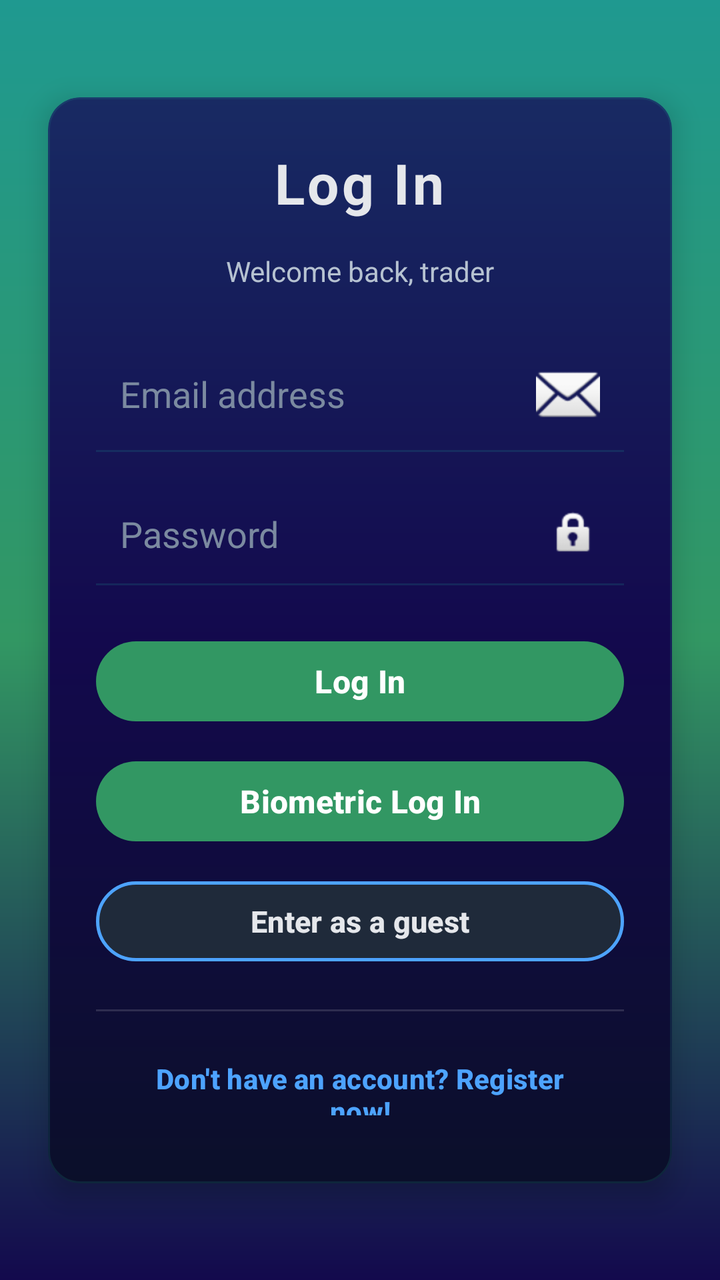
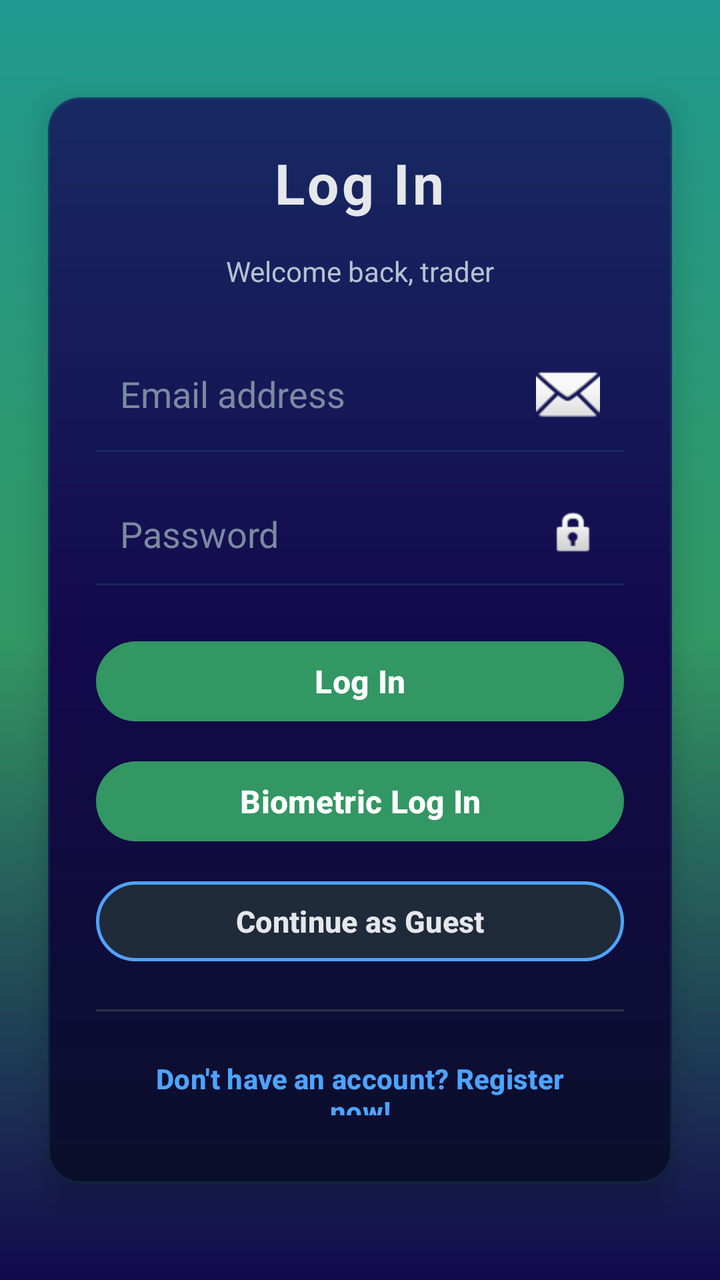

The first picture is an Android layout as it rendered before a commit; the second is the same layout after the commit. The layout source and the unified diff follow.
<!-- AndroidManifest.xml: application theme Theme.Chart -->
<!-- res/layout/activity_auth_login.xml -->
<?xml version="1.0" encoding="utf-8"?>
<androidx.constraintlayout.widget.ConstraintLayout
    xmlns:android="http://schemas.android.com/apk/res/android"
    xmlns:app="http://schemas.android.com/apk/res-auto"
    xmlns:tools="http://schemas.android.com/tools"
    android:id="@+id/main"
    android:layout_width="match_parent"
    android:layout_height="match_parent"
    android:background="@drawable/bg_login_screen"
    android:layoutDirection="rtl"
    tools:context=".AuthLogin">

    <com.google.android.material.card.MaterialCardView
        android:layout_width="0dp"
        android:layout_height="wrap_content"
        android:layout_margin="24dp"
        app:cardCornerRadius="16dp"
        app:cardElevation="8dp"
        app:cardBackgroundColor="@android:color/transparent"
        app:strokeWidth="1dp"
        app:strokeColor="#2A1F9990"
        app:layout_constraintTop_toTopOf="parent"
        app:layout_constraintBottom_toBottomOf="parent"
        app:layout_constraintStart_toStartOf="parent"
        app:layout_constraintEnd_toEndOf="parent">

        <LinearLayout
            android:layout_width="match_parent"
            android:layout_height="wrap_content"
            android:orientation="vertical"
            android:padding="24dp"
            android:background="@drawable/bg_login_card">

            <TextView
                android:id="@+id/LogIn"
                android:layout_width="wrap_content"
                android:layout_height="wrap_content"
                android:text="Log In"
                android:textSize="28sp"
                android:textStyle="bold"
                android:textColor="#E5E7EB"
                android:layout_gravity="center_horizontal"
                android:letterSpacing="0.05"
                android:paddingBottom="16dp" />

            <TextView
                android:layout_width="wrap_content"
                android:layout_height="wrap_content"
                android:text="Welcome back, trader"
                android:textSize="14sp"
                android:textColor="#B6C2D1"
                android:layout_gravity="center_horizontal"
                android:paddingBottom="24dp" />

            <EditText
                android:id="@+id/editTextEmailAddress"
                android:layout_width="match_parent"
                android:layout_height="wrap_content"
                android:hint="Email address"
                android:inputType="textEmailAddress"
                android:textColor="#E5E7EB"
                android:textColorHint="#7B8AA0"
                android:background="@android:color/transparent"
                android:padding="12dp"
                android:drawablePadding="8dp"
                android:drawableStart="@android:drawable/ic_dialog_email" />

            <View
                android:layout_width="match_parent"
                android:layout_height="1dp"
                android:background="#2F1F9990"
                android:layout_marginBottom="16dp" />

            <EditText
                android:id="@+id/editTextPassword"
                android:layout_width="match_parent"
                android:layout_height="wrap_content"
                android:hint="Password"
                android:inputType="textPassword"
                android:textColor="#E5E7EB"
                android:textColorHint="#7B8AA0"
                android:background="@android:color/transparent"
                android:padding="12dp"
                android:drawablePadding="8dp"
                android:drawableStart="@android:drawable/ic_lock_idle_lock" />

            <View
                android:layout_width="match_parent"
                android:layout_height="1dp"
                android:background="#2F1F9990"
                android:layout_marginBottom="24dp" />

            
            <com.google.android.material.button.MaterialButton
                android:id="@+id/button"
                android:layout_width="match_parent"
                android:layout_height="48dp"
                android:text="Log In"
                android:textAllCaps="false"
                android:textSize="16sp"
                android:textStyle="bold"
                android:textColor="#FFFFFF"
                app:backgroundTint="#329763"
                android:stateListAnimator="@null"/>

            
            <com.google.android.material.button.MaterialButton
                android:id="@+id/btnBiometricLogin"
                android:layout_width="match_parent"
                android:layout_height="48dp"
                android:layout_marginTop="12dp"
                android:text="Biometric Log In"
                android:textAllCaps="false"
                android:textSize="16sp"
                android:textStyle="bold"
                android:textColor="#FFFFFF"
                app:backgroundTint="#329763"
                android:stateListAnimator="@null"/>

            
            <com.google.android.material.button.MaterialButton
                android:id="@+id/btnGuestLogin"
                android:layout_width="match_parent"
                android:layout_height="48dp"
                android:layout_marginTop="12dp"
                android:text="Enter as a guest"
                android:textAllCaps="false"
                android:textSize="15sp"
                android:textStyle="bold"
                android:textColor="#E5E7EB"
                app:backgroundTint="#1F2A3A"
                app:strokeColor="#4DA3FF"
                app:strokeWidth="1.5dp"
                android:stateListAnimator="@null"/>

            
            <View
                android:layout_width="match_parent"
                android:layout_height="1dp"
                android:background="#22FFFFFF"
                android:layout_marginTop="20dp"
                android:layout_marginBottom="14dp"/>

            
            <com.google.android.material.button.MaterialButton
                android:id="@+id/btnNoUser"
                android:layout_width="match_parent"
                android:layout_height="48dp"
                android:text="Don't have an account? Register now!"
                android:textAllCaps="false"
                android:textSize="14sp"
                android:textStyle="bold"
                android:textColor="#4DA3FF"
                app:backgroundTint="@android:color/transparent"
                android:stateListAnimator="@null"/>

        </LinearLayout>
    </com.google.android.material.card.MaterialCardView>

</androidx.constraintlayout.widget.ConstraintLayout>
<!-- resources referenced by this layout -->
<resources>
  <!-- drawable bg_login_card (drawable) -->
  <?xml version="1.0" encoding="utf-8"?>
  <shape xmlns:android="http://schemas.android.com/apk/res/android">
      <corners android:radius="16dp" />
      <gradient
          android:type="linear"
          android:angle="270"
          android:startColor="#182A63"
          android:centerColor="#13094D"
          android:endColor="#0B0F2A" />
  </shape>
  <!-- drawable bg_login_screen (drawable) -->
  <?xml version="1.0" encoding="utf-8"?>
  <shape xmlns:android="http://schemas.android.com/apk/res/android">
      <gradient
          android:type="linear"
          android:angle="270"
          android:startColor="#1F9990"
          android:centerColor="#329763"
          android:endColor="#13094D" />
  </shape>
  <style name="Theme.Chart" parent="Base.Theme.MogoMarket" />
  <style name="Base.Theme.MogoMarket" parent="Theme.Material3.DayNight.NoActionBar">
          <item name="colorPrimary">@color/primary</item>
          <item name="colorPrimaryVariant">@color/primary_dark</item>
          <item name="colorOnPrimary">@color/white</item>
          <item name="colorSecondary">@color/bg_card</item>
          <item name="colorOnSecondary">@color/text_primary</item>
          <item name="colorSurface">@color/bg_secondary</item>
          <item name="colorOnSurface">@color/text_primary</item>
          <item name="android:colorBackground">@color/bg_primary</item>
          <item name="colorBackground">@color/bg_primary</item>
          <item name="colorOnBackground">@color/text_primary</item>
          <item name="colorOnSurfaceVariant">@color/text_secondary</item>
          <item name="colorError">@color/loss</item>
          <item name="colorOnError">@color/white</item>
          <item name="android:textColor">@color/text_primary</item>
          <item name="materialCardViewStyle">@style/CardStyle</item>
          <item name="android:statusBarColor">@color/bg_primary</item>
          
          <item name="android:windowLightStatusBar">true</item>
          
          <item name="bottomNavigationStyle">@style/BottomNavStyle</item>
      </style>
  <color name="primary">#4DA3FF</color>
  <color name="primary_dark">#1C6DD0</color>
  <color name="white">#FFFFFF</color>
  <color name="bg_card">#FFFFFF</color>
  <color name="text_primary">#0D1117</color>
  <color name="bg_secondary">#FFFFFF</color>
  <color name="bg_primary">#F0F4F8</color>
  <color name="text_secondary">#4A5568</color>
  <color name="loss">#FF4D4D</color>
  <style name="CardStyle" parent="Widget.Material3.CardView.Elevated">
          <item name="cardBackgroundColor">@color/bg_card</item>
          <item name="strokeColor">@color/colorDivider</item>
          <item name="strokeWidth">0dp</item>
          <item name="cardCornerRadius">16dp</item>
          <item name="cardElevation">2dp</item>
      </style>
  <style name="BottomNavStyle" parent="Widget.Material3.BottomNavigationView">
          <item name="android:background">?attr/colorSurface</item>
          <item name="elevation">8dp</item>
          <item name="labelVisibilityMode">labeled</item>
          <item name="itemActiveIndicatorStyle">@style/BottomNavIndicatorStyle</item>
      </style>
  <color name="colorDivider">#E2E8F0</color>
  <style name="BottomNavIndicatorStyle" parent="Widget.Material3.BottomNavigationView.ActiveIndicator">
          <item name="android:color">@android:color/transparent</item>
          <item name="android:width">0dp</item>
          <item name="android:height">0dp</item>
      </style>
</resources>

<!-- the commit's change to res/layout/activity_auth_login.xml (unified diff, before → after) -->
@@ -123,7 +123,7 @@
                 android:layout_width="match_parent"
                 android:layout_height="48dp"
                 android:layout_marginTop="12dp"
-                android:text="Enter as a guest"
+                android:text="Continue as Guest"
                 android:textAllCaps="false"
                 android:textSize="15sp"
                 android:textStyle="bold"
